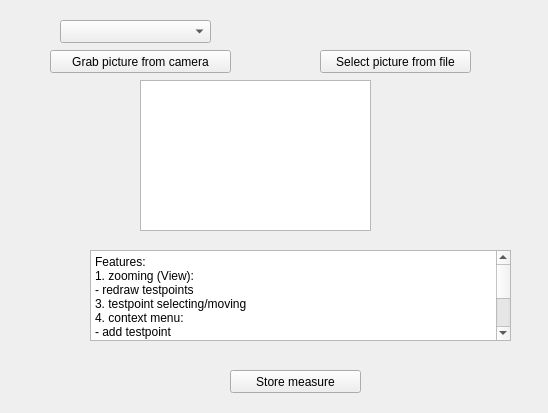
First picture: the form in formdiagnose.ui, repository polovik/asa, before the edit.
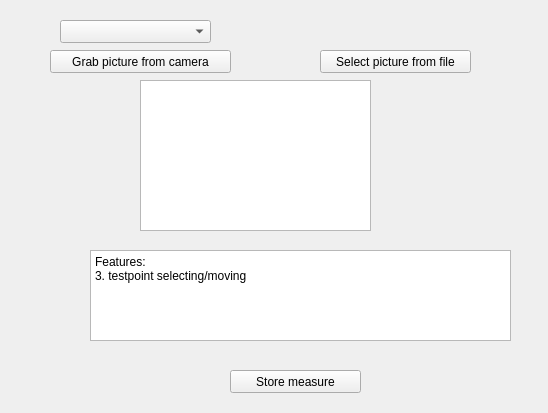
Second picture: the form after the edit. Icons and pictures are not drawn. Custom widgets are drawn as their Qt base class.

Commit message: Testpoint is selectable and movable. Each testpoint has ID.

The edit to the form file:
```diff
--- a/formdiagnose.ui
+++ b/formdiagnose.ui
@@ -93,14 +93,7 @@
    </property>
    <property name="plainText">
     <string>Features:
-1. zooming (View):
-- redraw testpoints
-3. testpoint selecting/moving
-4. context menu:
-- add testpoint
-- remove testpoint
-- view entire photo
-</string>
+3. testpoint selecting/moving</string>
    </property>
   </widget>
  </widget>
```
The commit also changes 2 other files.
